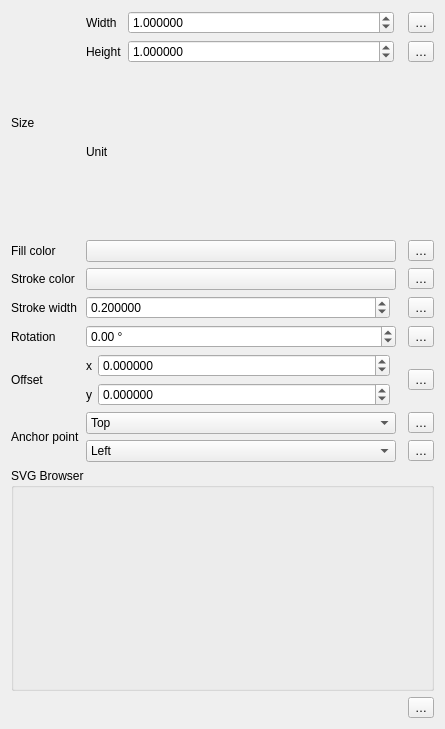
Qt form src/ui/symbollayer/widget_svgmarker.ui (carsmie/QGIS) before a commit.
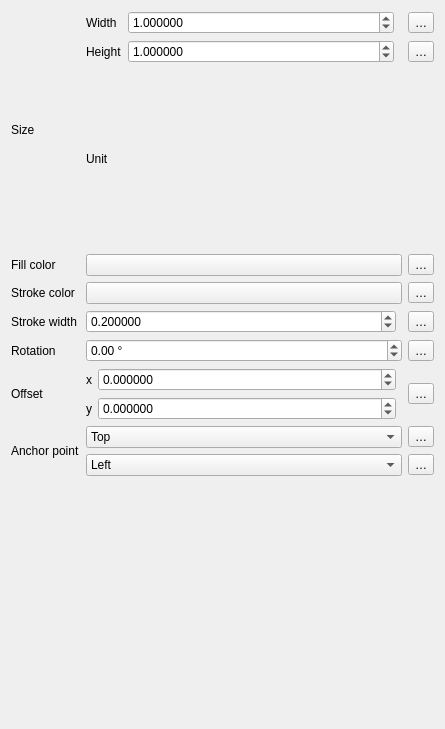
The same form after that commit. Custom widgets are drawn as their Qt base class.

Commit message: reuse existing SVG selector widget in QgsSvgMarkerSymbolLayerWidget

```diff
--- a/src/ui/symbollayer/widget_svgmarker.ui
+++ b/src/ui/symbollayer/widget_svgmarker.ui
@@ -13,19 +13,7 @@
   <property name="windowTitle">
    <string notr="true">Form</string>
   </property>
-  <layout class="QGridLayout" name="gridLayout_2" columnstretch="0,0,0,0">
-   <item row="9" column="0" colspan="4">
-    <widget class="QgsCollapsibleGroupBox" name="mSvgBrowserGroupBox">
-     <property name="title">
-      <string>SVG Browser</string>
-     </property>
-     <layout class="QGridLayout" name="gridLayout_4">
-      <item row="0" column="0">
-       <widget class="QgsSvgBrowserWidget" name="mSvgBrowser" native="true"/>
-      </item>
-     </layout>
-    </widget>
-   </item>
+  <layout class="QGridLayout" name="gridLayout_2" columnstretch="0,0,0">
    <item row="6" column="0">
     <widget class="QLabel" name="label_4">
      <property name="text">
@@ -33,7 +21,7 @@
      </property>
     </widget>
    </item>
-   <item row="1" column="3">
+   <item row="1" column="2">
     <widget class="QgsPropertyOverrideButton" name="mFillColorDDBtn">
      <property name="text">
       <string>…</string>
@@ -62,14 +50,14 @@
      </property>
     </widget>
    </item>
-   <item row="8" column="3">
+   <item row="8" column="2">
     <widget class="QgsPropertyOverrideButton" name="mHorizontalAnchorDDBtn">
      <property name="text">
       <string>…</string>
      </property>
     </widget>
    </item>
-   <item row="0" column="1" colspan="3">
+   <item row="0" column="1" colspan="2">
     <layout class="QGridLayout" name="gridLayout_3">
      <item row="0" column="0">
       <widget class="QLabel" name="label_10">
@@ -235,7 +223,7 @@
      </property>
     </widget>
    </item>
-   <item row="3" column="3">
+   <item row="3" column="2">
     <widget class="QgsPropertyOverrideButton" name="mStrokeColorDDBtn">
      <property name="text">
       <string>…</string>
@@ -329,7 +317,7 @@
      </property>
     </widget>
    </item>
-   <item row="4" column="3">
+   <item row="4" column="2">
     <widget class="QgsPropertyOverrideButton" name="mStrokeWidthDDBtn">
      <property name="text">
       <string>…</string>
@@ -417,27 +405,20 @@
      </item>
     </layout>
    </item>
-   <item row="7" column="3">
+   <item row="7" column="2">
     <widget class="QgsPropertyOverrideButton" name="mVerticalAnchorDDBtn">
      <property name="text">
       <string>…</string>
      </property>
     </widget>
    </item>
-   <item row="5" column="3">
+   <item row="5" column="2">
     <widget class="QgsPropertyOverrideButton" name="mAngleDDBtn">
      <property name="text">
       <string>…</string>
      </property>
     </widget>
    </item>
-   <item row="10" column="3">
-    <widget class="QgsPropertyOverrideButton" name="mFilenameDDBtn">
-     <property name="text">
-      <string>…</string>
-     </property>
-    </widget>
-   </item>
    <item row="3" column="0">
     <widget class="QLabel" name="mStrokeColorLabel">
      <property name="sizePolicy">
@@ -458,7 +439,10 @@
      </property>
     </widget>
    </item>
-   <item row="6" column="3">
+   <item row="9" column="0" colspan="3">
+    <widget class="QgsSvgSelectorWidget" name="mSvgSelectorWidget" native="true"/>
+   </item>
+   <item row="6" column="2">
     <widget class="QgsPropertyOverrideButton" name="mOffsetDDBtn">
      <property name="text">
       <string>…</string>
@@ -491,13 +475,6 @@
      </item>
     </widget>
    </item>
-   <item row="10" column="0" colspan="3">
-    <widget class="QgsSvgSourceLineEdit" name="mSvgSourceLineEdit" native="true">
-     <property name="focusPolicy">
-      <enum>Qt::StrongFocus</enum>
-     </property>
-    </widget>
-   </item>
    <item row="7" column="0" rowspan="2">
     <widget class="QLabel" name="mAnchorPointLabel">
      <property name="text">
@@ -536,21 +513,9 @@
    <header>qgsratiolockbutton.h</header>
   </customwidget>
   <customwidget>
-   <class>QgsSvgSourceLineEdit</class>
+   <class>QgsSvgSelectorWidget</class>
    <extends>QWidget</extends>
-   <header>qgsfilecontentsourcelineedit.h</header>
-   <container>1</container>
-  </customwidget>
-  <customwidget>
-   <class>QgsCollapsibleGroupBox</class>
-   <extends>QGroupBox</extends>
-   <header location="global">qgscollapsiblegroupbox.h</header>
-   <container>1</container>
-  </customwidget>
-  <customwidget>
-   <class>QgsSvgBrowserWidget</class>
-   <extends>QWidget</extends>
-   <header>qgssvgbrowserwidget.h</header>
+   <header>qgssvgselectorwidget.h</header>
    <container>1</container>
   </customwidget>
  </customwidgets>
@@ -577,8 +542,6 @@
   <tabstop>mVerticalAnchorDDBtn</tabstop>
   <tabstop>mHorizontalAnchorComboBox</tabstop>
   <tabstop>mHorizontalAnchorDDBtn</tabstop>
-  <tabstop>mSvgSourceLineEdit</tabstop>
-  <tabstop>mFilenameDDBtn</tabstop>
  </tabstops>
  <resources/>
  <connections/>
```
The commit also changes 12 other files.
